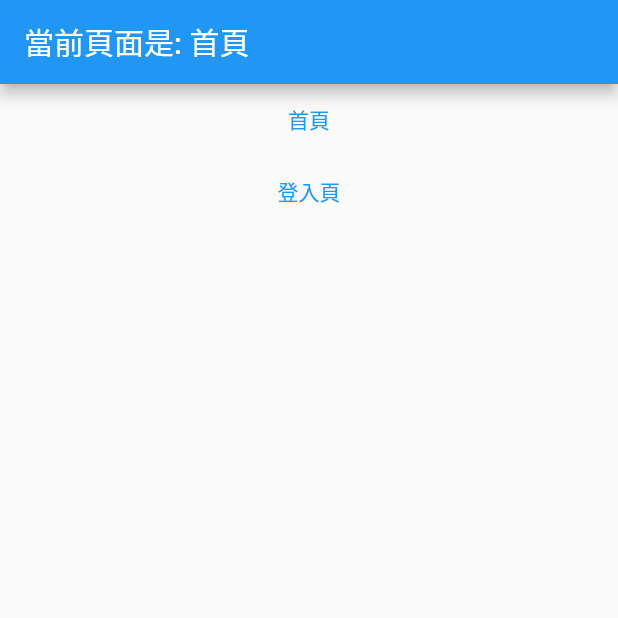
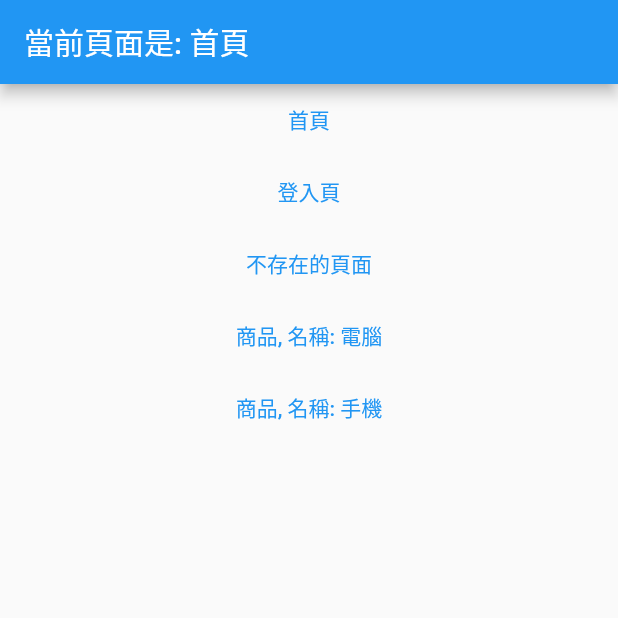
Before and after one commit to funfish22/flutter_project1, a Flutter app: the screen it shows after launch, on a phone screen of 412 x 824 dp, the top half of it. Run offline on Flutter 3.47's test engine with Material 2 defaults, Android fonts, the phone set to English and light mode, and no system bars; our stand-ins replace fluro.

Commit message:
新增兩種路由(不存在頁面、商品頁面)

```diff
--- a/lib/routes.dart
+++ b/lib/routes.dart
@@ -1,5 +1,7 @@
 import 'package:first_project/pages/home/index.dart';
 import 'package:first_project/pages/login.dart';
+import 'package:first_project/pages/not_found.dart';
+import 'package:first_project/pages/room_detail/index.dart';
 import 'package:fluro/fluro.dart';
 import 'package:flutter/material.dart';
 
@@ -7,6 +9,7 @@ class Routes {
 // 1. 定義路由名稱
   static String home = '/';
   static String login = '/login';
+  static String roomDetail = '/room/:roomId';
 
 // 2. 定義路由處理函數
   static final Handler _homeHandler = Handler(
@@ -17,9 +20,19 @@ class Routes {
       handlerFunc: (BuildContext? context, Map<String, List<String>> params) {
     return const LoginPage();
   });
+  static final Handler _roomDetailHandler = Handler(
+      handlerFunc: (BuildContext? context, Map<String, List<String>> params) {
+    return RoomDetailPage(roomId: params['roomId']![0]);
+  });
+  static final Handler _notFoundHandler = Handler(
+      handlerFunc: (BuildContext? context, Map<String, List<String>> params) {
+    return const NotFoundPage();
+  });
 // 3. 編寫函數 configurRoutes 關聯路由名稱和處理函數
   static void configureRoutes(FluroRouter router) {
     router.define(home, handler: _homeHandler);
     router.define(login, handler: _loginHandler);
+    router.define(roomDetail, handler: _roomDetailHandler);
+    router.notFoundHandler = _notFoundHandler;
   }
 }
--- a/lib/widgets/page_content.dart
+++ b/lib/widgets/page_content.dart
@@ -16,7 +16,10 @@ class PageContent extends StatelessWidget {
       body: ListView(
         children: <Widget>[
           TextButton(onPressed: () {Navigator.pushNamed(context, Routes.home);}, child: const Text('首頁')),
-          TextButton(onPressed: () {Navigator.pushNamed(context, Routes.login);}, child: const Text('登入頁'))
+          TextButton(onPressed: () {Navigator.pushNamed(context, Routes.login);}, child: const Text('登入頁')),
+          TextButton(onPressed: () {Navigator.pushNamed(context, '/not');}, child: const Text('不存在的頁面')),
+          TextButton(onPressed: () {Navigator.pushNamed(context, '/room/電腦');}, child: const Text('商品, 名稱: 電腦')),
+          TextButton(onPressed: () {Navigator.pushNamed(context, '/room/手機');}, child: const Text('商品, 名稱: 手機'))
         ],
       ),
     );
```
Also changed, not shown: lib/pages/not_found.dart (added, +13 -0 lines), lib/pages/room_detail/index.dart (added, +15 -0 lines).
